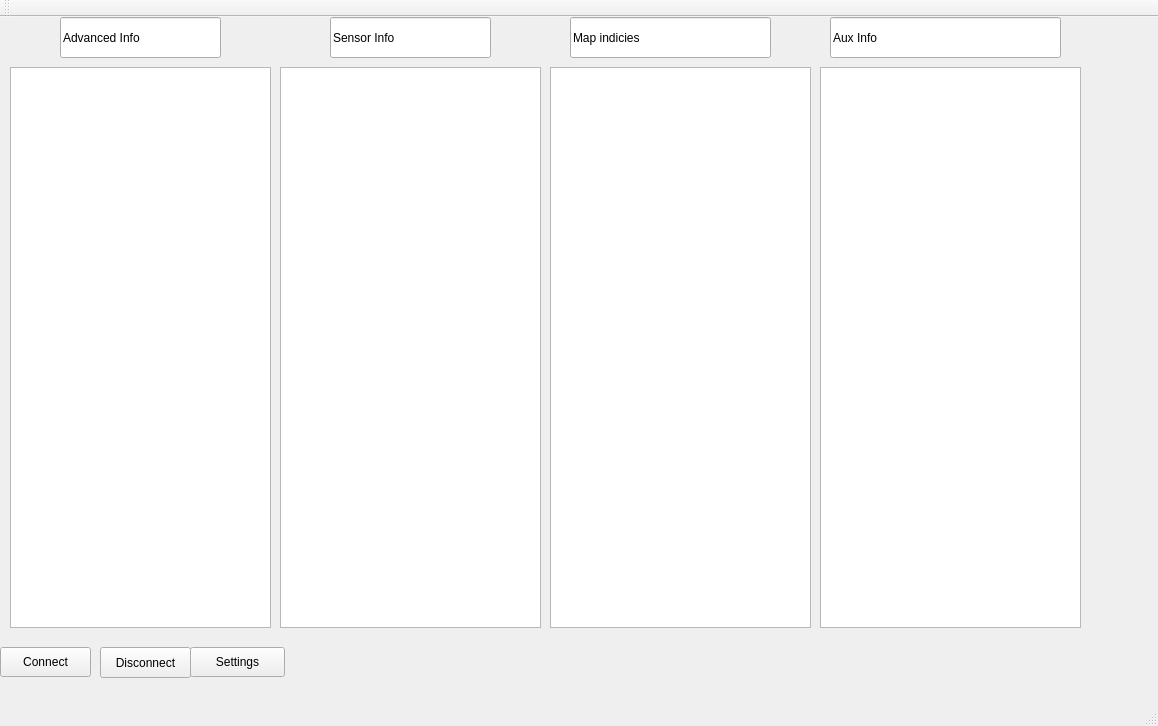
Before: the Qt Designer form mainwindow.ui in BastianGschrey/PowerTune, drawn with Qt 5.
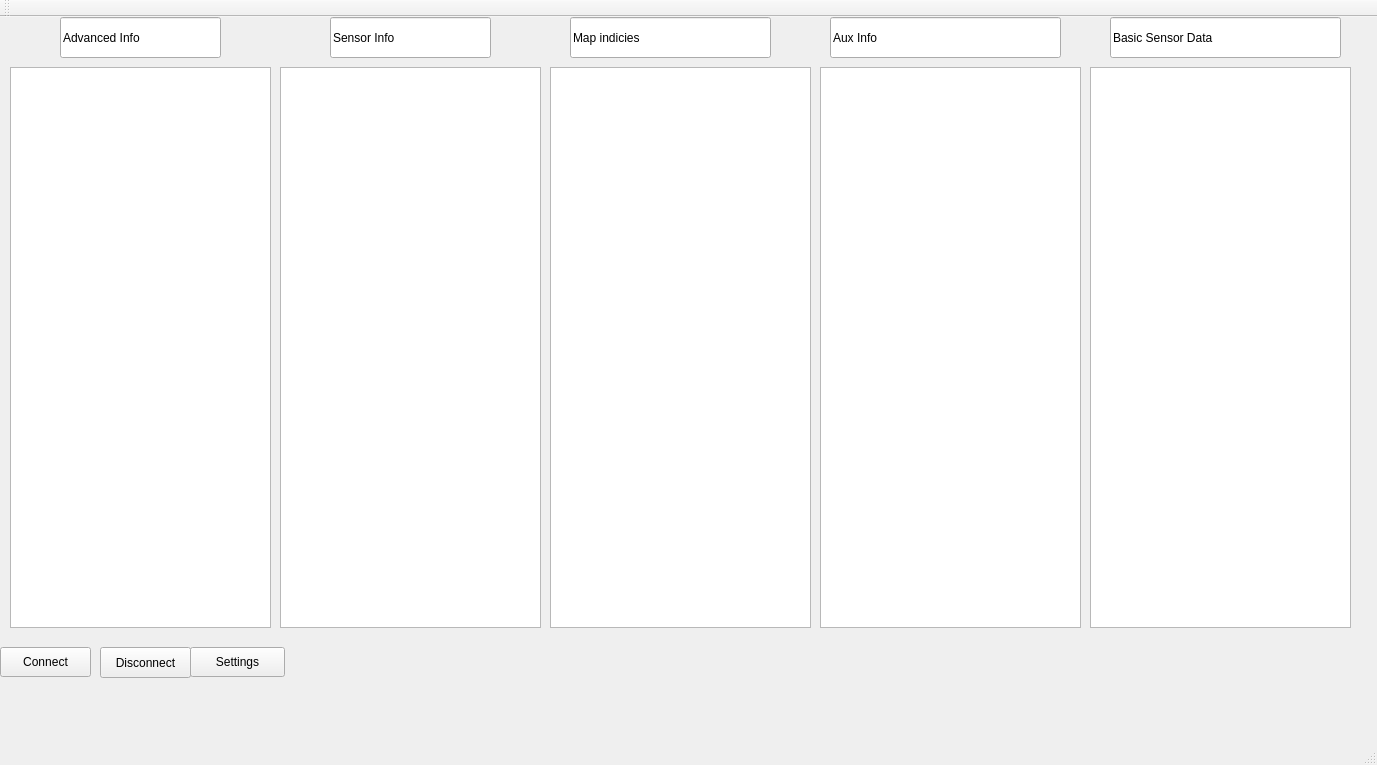
After: the same form once the commit is applied.

Commit message:
Implemented Basic Sensor Readout , Calculation corrections
Implemented Basic Sensor Readout , Calculation corrections

Calculation corrections Advanced info :
PimV to Volt instead of mV
TPS Voltage to Volt instead of mV

Calculation corrections Advanced info :
Corrected calculations for PIM ,VTA1,VTA2,Wtrt,Airt ,O2,Fuel,VMOP

The edit to the form file:
```diff
--- a/mainwindow.ui
+++ b/mainwindow.ui
@@ -6,8 +6,8 @@
    <rect>
     <x>0</x>
     <y>0</y>
-    <width>1158</width>
-    <height>726</height>
+    <width>1377</width>
+    <height>765</height>
    </rect>
   </property>
   <property name="windowTitle">
@@ -145,6 +145,29 @@
      <string>Aux Info</string>
     </property>
    </widget>
+   <widget class="QTextBrowser" name="txtBasicConsole">
+    <property name="geometry">
+     <rect>
+      <x>1090</x>
+      <y>50</y>
+      <width>261</width>
+      <height>561</height>
+     </rect>
+    </property>
+   </widget>
+   <widget class="QLineEdit" name="lineEdit_5">
+    <property name="geometry">
+     <rect>
+      <x>1110</x>
+      <y>0</y>
+      <width>231</width>
+      <height>41</height>
+     </rect>
+    </property>
+    <property name="text">
+     <string>Basic Sensor Data </string>
+    </property>
+   </widget>
   </widget>
   <widget class="QMenuBar" name="menuBar">
    <property name="geometry">
```
Left out of the diff: 4 changed lines with no effect on the pictures.
